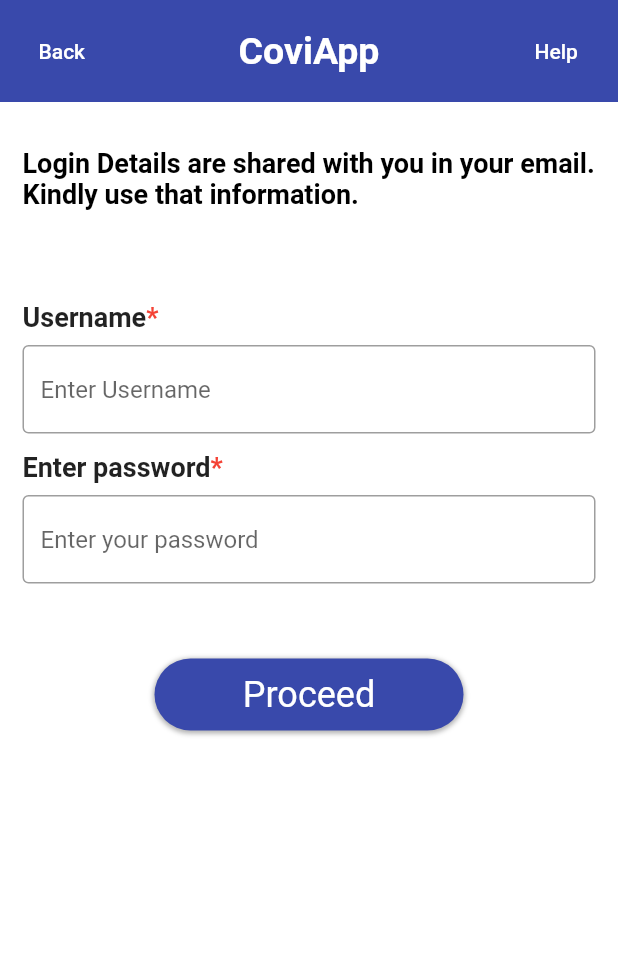
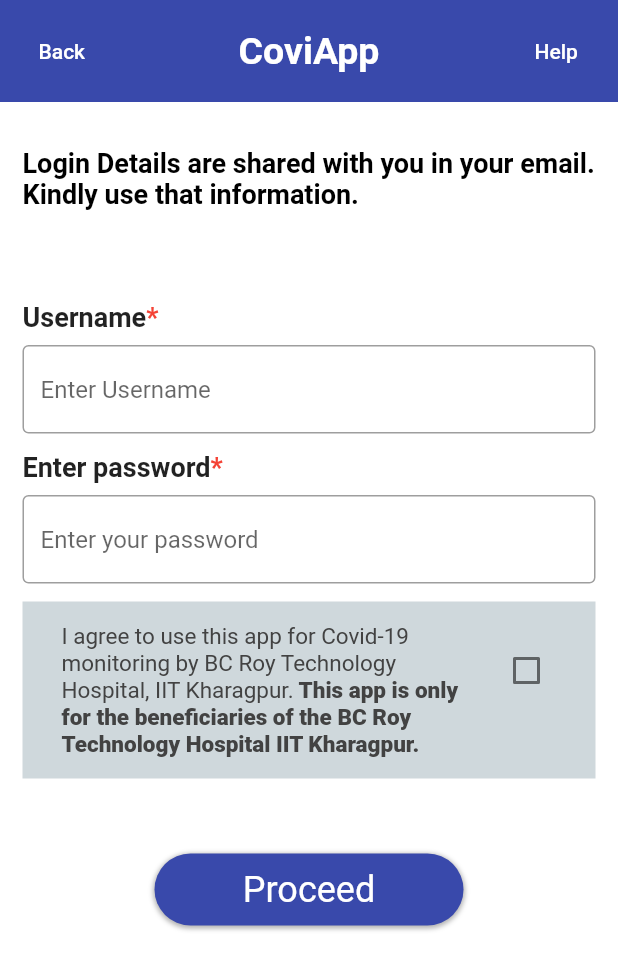
Before and after one commit to coviapp/coviapp.github.io, a Flutter app: the LoginScreen screen opened by its route, on a phone screen of 412 x 824 dp. Shown: the top 970 px of the screen. Run offline on Flutter 3.47's test engine with Material 2 defaults, Android fonts, the phone set to English and light mode, and no system bars; our stand-ins replace flutter_local_notifications, shared_preferences; missing offline and left inert: workmanager; accounts and stored records are empty.

Commit message:
Can't slecet future dates implemented | Checkbox for terms and conditions added

```diff
--- a/lib/screens/login_screen.dart
+++ b/lib/screens/login_screen.dart
@@ -27,6 +27,7 @@ class _LoginScreenState extends State<LoginScreen> {
   String mobileNo1 = '';
   String password = '';
   int idFromBack;
+  bool acceptedTerms = false;
 
   Widget buildRollOrEcNumber() => buildTitle(
     title: 'Username',
@@ -71,8 +72,11 @@ class _LoginScreenState extends State<LoginScreen> {
   bool valueFromBack;
   String hasUserAnsweredDoYouHaveCovidBefore;
   String token = "";
-
+  bool _loading = false;
   Future checkPassword (String password, String mobileNo, String rollNo) async {
+    setState(() {
+      _loading = true;
+    });
     var url = Uri.parse('https://imedixbcr.iitkgp.ac.in/api/user/login');
     //print(mobileNo);
     print(password);
@@ -112,6 +116,9 @@ class _LoginScreenState extends State<LoginScreen> {
     _checkLoggedIn.setRollNo(rollNo);
     _checkLoggedIn.setPasswordToken(password);
     print("Value Form Back = ${valueFromBack}");
+    setState(() {
+      _loading = false;
+    });
     return valueFromBack??false;
   }
 
@@ -151,7 +158,16 @@ class _LoginScreenState extends State<LoginScreen> {
 
   @override
   Widget build(BuildContext context) {
-    return Scaffold(
+    return (_loading == true)
+        ? Scaffold(
+      body: Center(
+        child: CircularProgressIndicator(
+          backgroundColor: Colors.white,
+          valueColor: new AlwaysStoppedAnimation<Color>(kWeirdBlue),
+        ),
+      ),
+    )
+        :Scaffold(
       body: Container(
         child: ListView(
           shrinkWrap: true,
@@ -182,6 +198,43 @@ class _LoginScreenState extends State<LoginScreen> {
                   buildRollOrEcNumber(),
                   const SizedBox(height: 12),
                   buildPassword(),
+                  const SizedBox(height: 12),
+              Container(
+                color: Colors.blueGrey[100],
+                padding: EdgeInsets.only(left: 10, right: 10, top: 10, bottom: 10),
+                child: CheckboxListTile(
+                  title: RichText(
+                    text: new TextSpan(
+                      children: [
+                        new TextSpan(
+                          text: 'I agree to use this app for Covid-19 monitoring by BC Roy Technology Hospital, IIT Kharagpur.',
+                          style: TextStyle(
+                            fontSize: 15.0,
+                            fontWeight: FontWeight.w400,
+                            color: Colors.grey[800],
+                          ),
+                        ),
+                        new TextSpan(
+                          text: ' This app is only for the beneficiaries of the BC Roy Technology Hospital IIT Kharagpur.',
+                          style: TextStyle(
+                            fontSize: 15.0,
+                            fontWeight: FontWeight.w800,
+                            color: Colors.grey[800],
+                          ),
+                        ),
+                      ],
+                    ),
+                  ),
+                  value: acceptedTerms,
+                  activeColor: kWeirdBlue,
+                  checkColor: Colors.white,
+                  onChanged: (bool value) {
+                    setState(() {
+                      acceptedTerms = value;
+                    });
+                  },
+                ),
+              ),
                 ],
               ),
             ),
@@ -223,7 +276,8 @@ class _LoginScreenState extends State<LoginScreen> {
                 bool value = false;
                 value = await checkPassword(password, mobileNo1, rollNo);
                 print("value after checking password = ${value}");
-                if(value==true)
+
+                if(value==true && acceptedTerms==true)
                   {
                     _checkLoggedIn.setRollNo(rollNo);
                     _checkLoggedIn.setPasswordToken(password);
@@ -261,6 +315,7 @@ class _LoginScreenState extends State<LoginScreen> {
                       }
                   }
                 else {
+                  if(value==false)
                   AlertBox(
                     context: context,
                     alertContent:
@@ -273,6 +328,21 @@ class _LoginScreenState extends State<LoginScreen> {
                       _checkLoggedIn.setVisitingFlag(false);
                     },
                   ).showAlert();
+                  else if(acceptedTerms==false)
+                    {
+                      AlertBox(
+                        context: context,
+                        alertContent:
+                        'We cannot proceed with login if the you dont accept the terms.',
+                        alertTitle: 'Terms and Conditions',
+                        rightActionText: 'Close',
+                        leftActionText: ' ',
+                        onPressingRightActionButton: () {
+                          Navigator.of(context).pop();
+                          _checkLoggedIn.setVisitingFlag(false);
+                        },
+                      ).showAlert();
+                    }
                 }
               },
             )
--- a/lib/screens/update_profile.dart
+++ b/lib/screens/update_profile.dart
@@ -476,6 +476,7 @@ class _UpdateProfileState extends State<UpdateProfile> {
 
               onTap: () async{
                 bool isNum = false;
+
                 setState((){
                   isNum = isNumeric(parentMobileNo);
                   print("isNum = $isNum");
```
Also changed, not shown: lib/utilities/birthday_widget.dart (+15 -2 lines).
